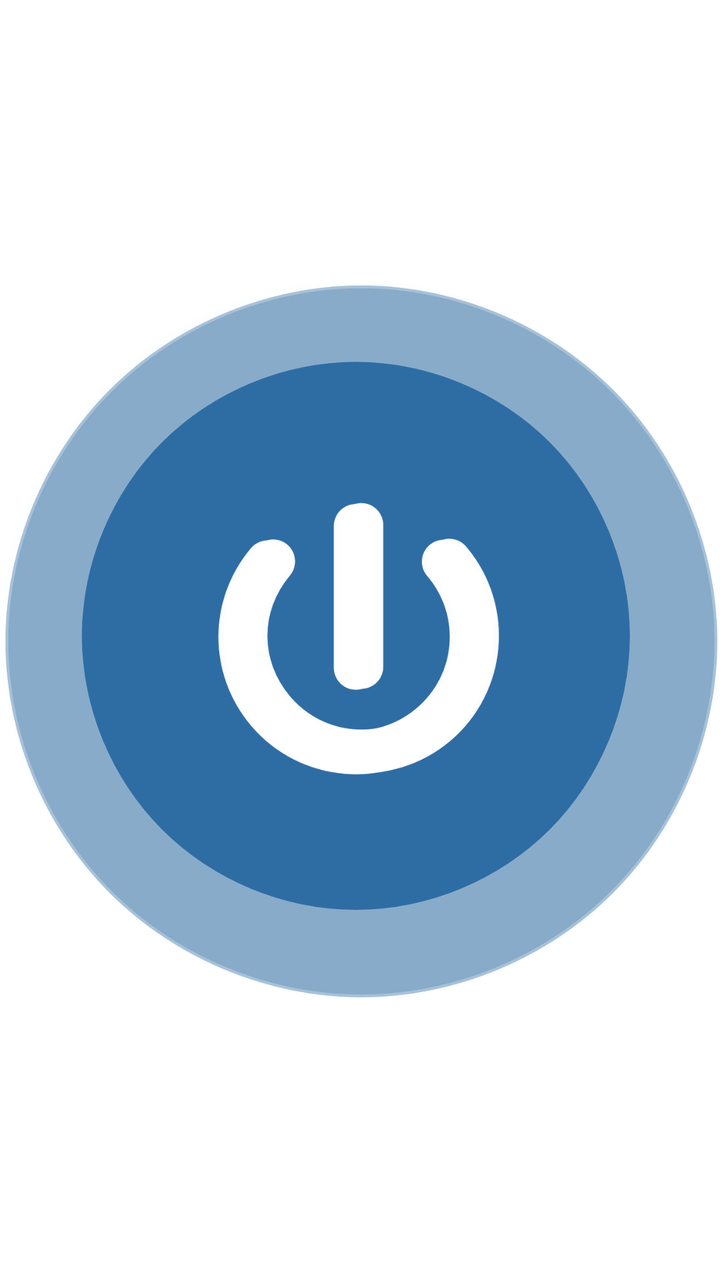
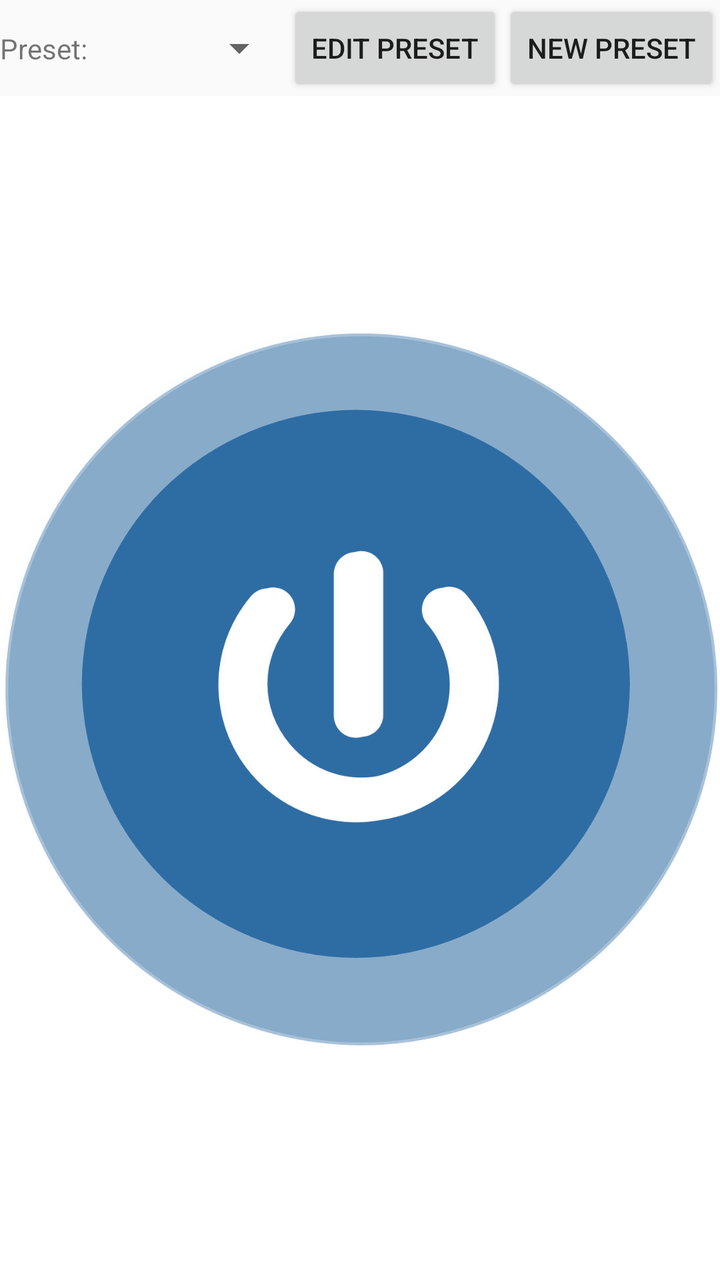

Before-and-after screenshots of an Android layout around one commit, followed by the original layout XML and the change that was made.
<!-- AndroidManifest.xml: application theme AppTheme -->
<!-- res/layout/activity_main.xml -->
<?xml version="1.0" encoding="utf-8"?>
<android.support.constraint.ConstraintLayout xmlns:android="http://schemas.android.com/apk/res/android"
    xmlns:app="http://schemas.android.com/apk/res-auto"
    xmlns:tools="http://schemas.android.com/tools"
    android:layout_width="match_parent"
    android:layout_height="match_parent"
    tools:context="peterson.ttu.edu.backupaids.MainActivity">

    <ImageButton
        android:id="@+id/playSound"
        android:layout_width="0dp"
        android:layout_height="0dp"
        android:adjustViewBounds="false"
        android:background="@android:color/background_light"
        android:onClick="playSound"
        android:scaleType="fitCenter"
        android:src="@drawable/power_button_blue2"
        app:layout_constraintBottom_toBottomOf="parent"
        app:layout_constraintEnd_toEndOf="parent"
        app:layout_constraintHorizontal_bias="0.6"
        app:layout_constraintLeft_toLeftOf="parent"
        app:layout_constraintRight_toRightOf="parent"
        app:layout_constraintStart_toStartOf="parent"
        app:layout_constraintTop_toTopOf="parent"
        app:layout_constraintVertical_bias="0.492" />

</android.support.constraint.ConstraintLayout>
<!-- resources referenced by this layout -->
<resources>
  <!-- drawable power_button_blue2: png bitmap (drawable, 214661 bytes) -->
  <style name="AppTheme" parent="Theme.AppCompat.Light.DarkActionBar">
          
          <item name="colorPrimary">@color/colorPrimary</item>
          <item name="colorPrimaryDark">@color/colorPrimaryDark</item>
          <item name="colorAccent">@color/colorAccent</item>
      </style>
  <color name="colorPrimary">#3F51B5</color>
  <color name="colorPrimaryDark">#303F9F</color>
  <color name="colorAccent">#FF4081</color>
</resources>

<!-- the commit's change to res/layout/activity_main.xml (unified diff, before → after) -->
@@ -5,6 +5,45 @@
     android:layout_width="match_parent"
     android:layout_height="match_parent"
     tools:context="peterson.ttu.edu.backupaids.MainActivity">
+
+    <TextView
+        android:id="@+id/presetLabel"
+        android:layout_width="wrap_content"
+        android:layout_height="wrap_content"
+        android:text="Preset:"
+        app:layout_constraintTop_toTopOf="@id/adjustPresetButton"
+        app:layout_constraintBottom_toBottomOf="@+id/adjustPresetButton"
+        app:layout_constraintLeft_toLeftOf="parent"
+        app:layout_constraintRight_toLeftOf="@id/presetSpinner"/>
+
+    <Spinner
+        android:id="@+id/presetSpinner"
+        android:layout_width="0dp"
+        android:layout_height="0dp"
+        app:layout_constraintHorizontal_weight="1"
+        app:layout_constraintTop_toTopOf="@id/adjustPresetButton"
+        app:layout_constraintBottom_toBottomOf="@+id/adjustPresetButton"
+        app:layout_constraintLeft_toRightOf="@id/presetLabel"
+        app:layout_constraintRight_toLeftOf="@id/adjustPresetButton"/>
+
+    <Button
+        android:id="@+id/adjustPresetButton"
+        android:layout_width="wrap_content"
+        android:layout_height="wrap_content"
+        android:text="Edit Preset"
+        app:layout_constraintTop_toTopOf="parent"
+        app:layout_constraintLeft_toRightOf="@id/presetSpinner"
+        app:layout_constraintRight_toLeftOf="@id/newPresetButton"/>
+
+    <Button
+        android:id="@+id/newPresetButton"
+        android:layout_width="wrap_content"
+        android:layout_height="wrap_content"
+        android:onClick="newPreset"
+        android:text="New Preset"
+        app:layout_constraintLeft_toRightOf="@id/adjustPresetButton"
+        app:layout_constraintRight_toRightOf="parent"
+        app:layout_constraintTop_toTopOf="@id/adjustPresetButton" />
 
     <ImageButton
         android:id="@+id/playSound"
@@ -16,12 +55,10 @@
         android:scaleType="fitCenter"
         android:src="@drawable/power_button_blue2"
         app:layout_constraintBottom_toBottomOf="parent"
-        app:layout_constraintEnd_toEndOf="parent"
         app:layout_constraintHorizontal_bias="0.6"
         app:layout_constraintLeft_toLeftOf="parent"
         app:layout_constraintRight_toRightOf="parent"
-        app:layout_constraintStart_toStartOf="parent"
-        app:layout_constraintTop_toTopOf="parent"
+        app:layout_constraintTop_toBottomOf="@id/presetSpinner"
         app:layout_constraintVertical_bias="0.492" />
 
 </android.support.constraint.ConstraintLayout>
